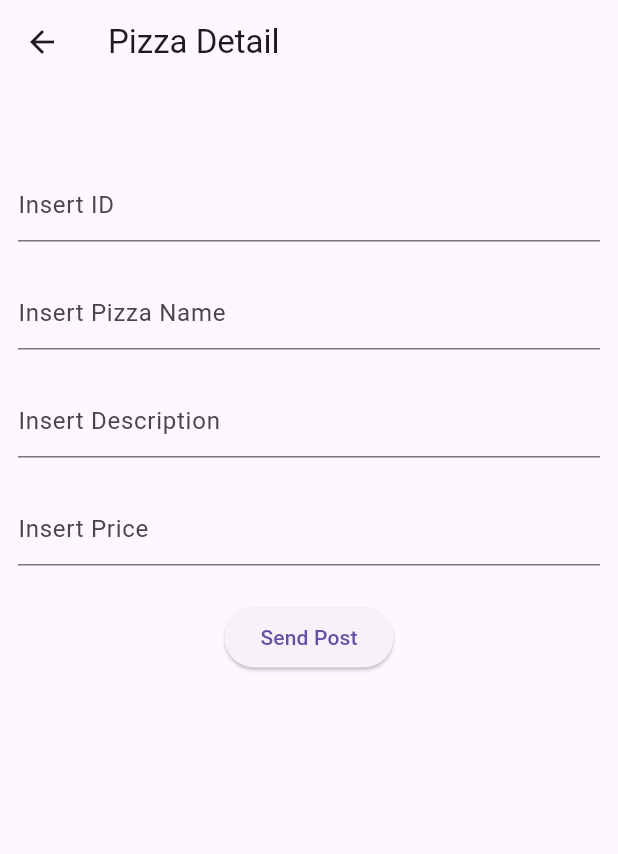
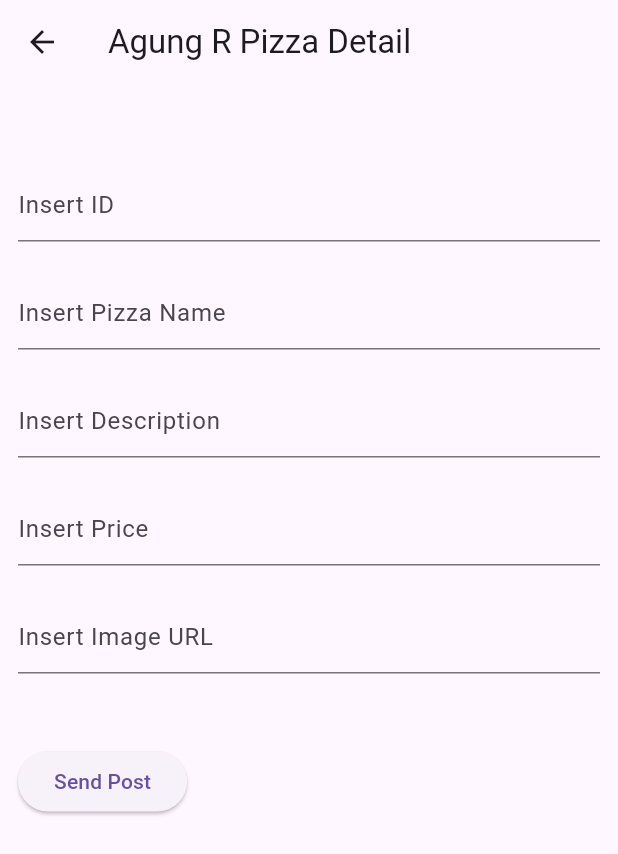
Before and after one commit to agungrizkysetiawan/PemrogramanMobile, a Flutter app: the screen it shows after launch, after a tap on the "add" icon, on a phone screen of 412 x 824 dp. Shown: the top 854 px of the screen. Run offline on Flutter 3.47's test engine with Material 3 defaults, Android fonts, the phone set to English and light mode, and no system bars; our stand-ins replace auto_size_text, camera, flutter_spinkit, geolocator; missing offline and left inert: animated_widgets; network calls fail.

Commit message:
Modul 14 PRAK 3&4

```diff
--- a/modul14/store_data/lib/httphelper.dart
+++ b/modul14/store_data/lib/httphelper.dart
@@ -9,37 +9,47 @@ class HttpHelper {
 
     Future<List<Pizza>> getPizzaList() async {
     final Uri url = Uri.https(authority, path);
-    try {
     final http.Response result = await http.get(url);
     if (result.statusCode == HttpStatus.ok) {
-        final List<dynamic> jsonResponse = json.decode(result.body);
-        return jsonResponse.map<Pizza>((item) => Pizza.fromJson(item)).toList();
+      final jsonResponse = json.decode(result.body) as List;
+
+      List<Pizza> pizzas =
+          jsonResponse.map<Pizza>((i) =>
+          Pizza.fromJson(i)).toList();
+      return pizzas;
     } else {
-        return [];
-      }
-    } catch (e) {
-      print('Exception: $e');
       return [];
     }
   }
 
-  Future<String> postPizza(Pizza pizza) async {
-    const postPath = '/pizza';
+  Future<String> postPizza(Pizza pizza) async{
+    const postPath = '/pizza' ;
     String post = json.encode(pizza.toJson());
     Uri url = Uri.https(authority, postPath);
-    try {
-      http.Response response = await http.post(
+    http.Response r = await http.post(
       url,
-        headers: {'Content-Type': 'application/json'},
       body: post,
     );
-      if (response.statusCode == HttpStatus.ok || response.statusCode == 201) {
-        return 'Pizza posted successfully!';
-      } else {
-        return 'Failed to post pizza: ${response.statusCode}';
+    return r.body;
   }
-    } catch (e) {
-      return 'Error posting pizza: $e';
+
+  Future<String> putPizza(Pizza pizza) async{
+    const putPath = '/pizza' ;
+    String put = json.encode(pizza.toJson());
+    Uri url = Uri.https(authority, putPath);
+    http.Response r = await http.put(
+      url,
+      body: put,
+    );
+    return r.body;
+  }
+
+  Future<String> deletePizza(int id) async {
+    const deletePath = '/pizza';
+    Uri url = Uri.https(authority, deletePath);
+    http.Response r = await http.delete(
+      url,
+    );
+    return r.body;
   }
 }
-}
--- a/modul14/store_data/lib/main.dart
+++ b/modul14/store_data/lib/main.dart
@@ -13,9 +13,9 @@ class MyApp extends StatelessWidget {
   @override
   Widget build(BuildContext context) {
     return MaterialApp(
-      title: 'Flutter Pizza API Demo',
+      title: 'API Agung R',
       theme: ThemeData(
-        primarySwatch: Colors.deepPurple,
+        primarySwatch: Colors.blue,
       ),
       home: const MyHomePage(),
     );
@@ -26,35 +26,73 @@ class MyHomePage extends StatefulWidget {
   const MyHomePage({super.key});
 
   @override
-  State<MyHomePage> createState() => _MyHomePageState();
+  State<MyHomePage> createState() => _MyHomePage();
 }
 
-class _MyHomePageState extends State<MyHomePage> {
+class _MyHomePage extends State<MyHomePage> {
   Future<List<Pizza>> callPizzas() async {
     HttpHelper helper = HttpHelper();
-    return await helper.getPizzaList();
+    List<Pizza> pizzas = await helper.getPizzaList();
+    return pizzas;
   }
 
   @override
   Widget build(BuildContext context) {
     return Scaffold(
-      appBar: AppBar(title: const Text('Pizza List')),
-      body: FutureBuilder(
+      appBar: AppBar(
+        title: const Text('Pizza API Agung R'),
+      ),
+      body: FutureBuilder<List<Pizza>>(
         future: callPizzas(),
         builder: (BuildContext context, AsyncSnapshot<List<Pizza>> snapshot) {
           if (snapshot.hasError) {
-            return const Center(child: Text('Something went wrong'));
+            return const Center(
+              child: Text('Something went wrong'),
+            );
           }
           if (!snapshot.hasData) {
-            return const Center(child: CircularProgressIndicator());
+            return const Center(
+              child: CircularProgressIndicator(),
+            );
           }
           return ListView.builder(
             itemCount: snapshot.data!.length,
             itemBuilder: (BuildContext context, int position) {
-              return ListTile(
-                title: Text(snapshot.data![position].pizzaName),
-                subtitle: Text(
-                  '${snapshot.data![position].description} - \$${snapshot.data![position].price}',
+              return Dismissible(
+                key: Key(snapshot.data![position].id.toString()),
+                onDismissed: (direction) {
+                  setState(() {
+                    HttpHelper helper = HttpHelper();
+                    // Save the deleted pizza details before removing it
+                    Pizza deletedPizza = snapshot.data![position];
+
+                    // Call delete API
+                    helper.deletePizza(deletedPizza.id);
+
+                    // Remove the pizza from the list
+                    snapshot.data!.removeAt(position);
+
+                    // Log the deletion in the console
+                    print(
+                        "Deleted Pizza: ${deletedPizza.pizzaName} (ID: ${deletedPizza.id})");
+                  });
+                },
+                child: ListTile(
+                  title: Text(snapshot.data![position].pizzaName),
+                  subtitle: Text(
+                    '${snapshot.data![position].description} - € ${snapshot.data![position].price.toStringAsFixed(2)}',
+                  ),
+                  onTap: () {
+                    Navigator.push(
+                      context,
+                      MaterialPageRoute(
+                        builder: (context) => PizzaDetailScreen(
+                          pizza: snapshot.data![position],
+                          isNew: false,
+                        ),
+                      ),
+                    );
+                  },
                 ),
               );
             },
@@ -67,7 +105,16 @@ class _MyHomePageState extends State<MyHomePage> {
           Navigator.push(
             context,
             MaterialPageRoute(
-              builder: (context) => const PizzaDetailScreen(),
+              builder: (context) => PizzaDetailScreen(
+                pizza: Pizza(
+                  id: 0, // Default values for a new pizza
+                  pizzaName: '',
+                  description: '',
+                  price: 0.0,
+                  imageUrl: '',
+                ),
+                isNew: true, // Adding a new pizza
+              ),
             ),
           );
         },
--- a/modul14/store_data/lib/pizza_detail.dart
+++ b/modul14/store_data/lib/pizza_detail.dart
@@ -3,7 +3,11 @@ import 'pizza.dart';
 import 'httphelper.dart';
 
 class PizzaDetailScreen extends StatefulWidget {
-  const PizzaDetailScreen({super.key});
+  final Pizza pizza;
+  final bool isNew;
+  const PizzaDetailScreen(
+    {super.key, required this.pizza, required this.isNew}
+  );
 
   @override
   State<PizzaDetailScreen> createState() => _PizzaDetailScreenState();
@@ -18,40 +22,16 @@ class _PizzaDetailScreenState extends State<PizzaDetailScreen> {
   String operationResult = '';
 
   @override
-  void dispose() {
-    txtId.dispose();
-    txtName.dispose();
-    txtDescription.dispose();
-    txtPrice.dispose();
-    txtImageUrl.dispose();
-    super.dispose();
-  }
-
-  Future postPizza() async {
-    HttpHelper helper = HttpHelper();
-    Pizza pizza = Pizza(
-      id: int.tryParse(txtId.text) ?? 0,
-      pizzaName: txtName.text,
-      description: txtDescription.text,
-      price: double.tryParse(txtPrice.text) ?? 0.0,
-      imageUrl: txtImageUrl.text,
-    );
-    String result = await helper.postPizza(pizza);
-    setState(() {
-      operationResult = result;
-    });
-  }
-
-  @override
   Widget build(BuildContext context) {
     return Scaffold(
       appBar: AppBar(
-        title: const Text('Pizza Detail'),
+        title: const Text('Agung R Pizza Detail '),
       ),
       body: Padding(
         padding: const EdgeInsets.all(12),
         child: SingleChildScrollView(
           child: Column(
+            crossAxisAlignment: CrossAxisAlignment.start,
             children: [
               Text(
                 operationResult,
@@ -63,28 +43,44 @@ class _PizzaDetailScreenState extends State<PizzaDetailScreen> {
               const SizedBox(height: 24),
               TextField(
                 controller: txtId,
-                decoration: const InputDecoration(hintText: "Insert ID"),
+                decoration: const InputDecoration(
+                  hintText: 'Insert ID',
+                ),
               ),
               const SizedBox(height: 24),
               TextField(
                 controller: txtName,
-                decoration: const InputDecoration(hintText: 'Insert Pizza Name'),
+                decoration: const InputDecoration(
+                  hintText: 'Insert Pizza Name',
+                ),
               ),
               const SizedBox(height: 24),
               TextField(
                 controller: txtDescription,
-                decoration: const InputDecoration(hintText: 'Insert Description'),
+                decoration: const InputDecoration(
+                  hintText: 'Insert Description',
+                ),
               ),
               const SizedBox(height: 24),
               TextField(
                 controller: txtPrice,
-                decoration: const InputDecoration(hintText: 'Insert Price'),
+                decoration: const InputDecoration(
+                  hintText: 'Insert Price',
+                ),
               ),
               const SizedBox(height: 24),
-
+              TextField(
+                controller: txtImageUrl,
+                decoration: const InputDecoration(
+                  hintText: 'Insert Image URL',
+                ),
+              ),
+              const SizedBox(height: 48),
               ElevatedButton(
+                onPressed: () {
+                  postPizza();
+                },
                 child: const Text('Send Post'),
-                onPressed: postPizza,
               ),
             ],
           ),
@@ -92,4 +88,63 @@ class _PizzaDetailScreenState extends State<PizzaDetailScreen> {
       ),
     );
   }
+
+  @override
+  void dispose() {
+    txtId.dispose();
+    txtName.dispose();
+    txtDescription.dispose();
+    txtPrice.dispose();
+    txtImageUrl.dispose();
+    super.dispose();
+  }
+
+  @override
+  void initState() {
+    if (!widget.isNew) {
+      txtId.text = widget.pizza.id.toString();
+      txtName.text = widget.pizza.pizzaName;
+      txtDescription.text = widget.pizza.description;
+      txtPrice.text = widget.pizza.price.toString();
+      txtImageUrl.text = widget.pizza.imageUrl;
+    }
+    super.initState();
+  }
+
+  Future<void> postPizza() async {
+    HttpHelper helper = HttpHelper();
+    Pizza pizza = Pizza(
+      id: int.tryParse(txtId.text) ?? 0, // Gunakan default value jika null
+      pizzaName: txtName.text,
+      description: txtDescription.text,
+      price: double.tryParse(txtPrice.text) ??
+          0.0, // Gunakan default value jika null
+      imageUrl: txtImageUrl.text,
+    );
+
+    String result = await helper.postPizza(pizza);
+
+    setState(() {
+      operationResult = result;
+    });
+  }
+
+  Future savePizza() async {
+    HttpHelper helper = HttpHelper();
+    Pizza pizza = Pizza(
+      id: int.tryParse(txtId.text) ?? 0,
+      pizzaName: txtName.text,
+      description: txtDescription.text,
+      price: double.tryParse(txtPrice.text) ?? 0.0,
+      imageUrl: txtImageUrl.text,
+    );
+
+    final result = await (widget.isNew
+        ? helper.postPizza(pizza)
+        : helper.putPizza(pizza));
+
+    setState(() {
+      operationResult = result;
+    });
+  }
 }
```
Also changed, not shown: 1 other file. Lines whose indentation alone changed are shown as unchanged.
